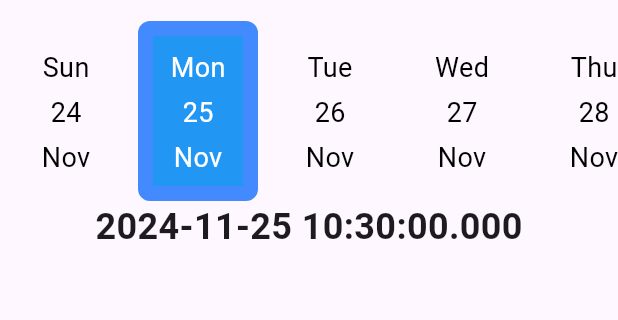
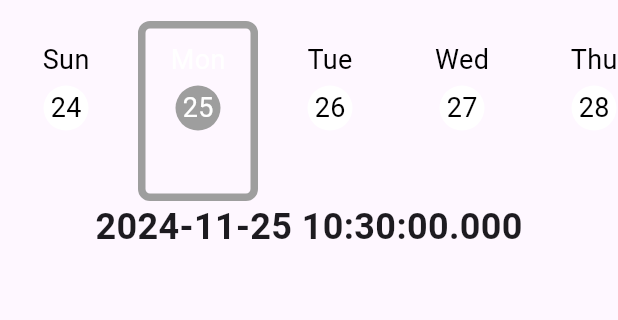
Before and after one commit to NafimAhmed/linear-calender-flutter, a Flutter app: the screen it shows after launch, after a tap on "Mon", on a phone screen of 412 x 824 dp, the part 63-383 px from its top. Run offline on Flutter 3.47's test engine with Material 3 defaults, Android fonts, the phone set to English and light mode, and no system bars; our stand-ins replace get.

Commit message:
rounded style started

```diff
--- a/example/lib/main.dart
+++ b/example/lib/main.dart
@@ -42,7 +42,7 @@ class MyApp extends StatelessWidget {
 }
 
 class Home extends StatelessWidget {
-  RxString dateTime = ''.obs;
+  Rx<DateTime> dateTime = DateTime.now().obs;
 
   @override
   Widget build(BuildContext context) {
@@ -53,18 +53,27 @@ class Home extends StatelessWidget {
       ),
       body: Column(
         children: [
+
+
+
           LinearCalendar(
-            // selectedBorderColor: Colors.green,
+
+
+
+            roundedDateStyle: true,
+            dateDuration: 60,
+             selectedBorderColor: Colors.grey,
             // unselectedBorderColor: Colors.grey,
             height: 120,
-            monthVisibility: true,
-            borderwidth: 10,
+            monthVisibility: false,
+            selectedColor: Colors.grey,
+            borderwidth: 5,
             onChanged: (DateTime value) {
               debugPrint(
                   "*****************${value}***************************");
 
-              dateTime.value = '${value}';
-            },
+              dateTime.value = value;
+            }, startDate: DateTime.now(),
 
           ),
           Center(
--- a/lib/linear_calender.dart
+++ b/lib/linear_calender.dart
@@ -6,17 +6,26 @@ import 'package:flutter/material.dart';
 import 'package:intl/intl.dart';
 
 class LinearCalendar extends StatefulWidget {
+  final DateTime startDate;
   final Color? selectedColor;
   final Color? unselectedColor;
+
+  final bool roundedDateStyle;
+
   final TextStyle? unselectedTextStyle;
   final TextStyle? selectedTextStyle;
   final Color? backgroundColor;
   final Color? selectedBorderColor;
   final Color? unselectedBorderColor;
   final double? itemWidth;
+
+  final double? dayTileWidth;
+  final double? dayTileHeight;
+
   final double? itemRadius;
   final double? borderwidth;
   final bool? monthVisibility;
+  final int dateDuration;
 
   final double? height;
 
@@ -34,7 +43,13 @@ class LinearCalendar extends StatefulWidget {
       this.itemWidth,
       this.monthVisibility,
       this.itemRadius,
-      this.borderwidth, this.selectedBorderColor, this.unselectedBorderColor});
+      this.borderwidth,
+      this.selectedBorderColor,
+      this.unselectedBorderColor,
+      required this.startDate,
+      this.dayTileWidth,
+      this.dayTileHeight,
+        this.roundedDateStyle=false, this.dateDuration=30});
 
   @override
   _LinearCalendarState createState() => _LinearCalendarState();
@@ -67,7 +82,7 @@ class _LinearCalendarState extends State<LinearCalendar> {
   @override
   Widget build(BuildContext context) {
     // Generate the next 30 days for the calendar
-    List<DateTime> dates = generateCalendarDates(DateTime.now(), 30);
+    List<DateTime> dates = generateCalendarDates(widget.startDate, widget.dateDuration);
 
     return Container(
       height: widget.height ?? 70,
@@ -96,13 +111,14 @@ class _LinearCalendarState extends State<LinearCalendar> {
               margin: const EdgeInsets.symmetric(horizontal: 4.0),
               decoration: BoxDecoration(
                 color: isSelected
-                    ? widget.selectedColor ?? Colors.blue
+                    ? widget.roundedDateStyle==false? widget.selectedColor ?? Colors.blue:widget.unselectedColor ?? Colors.transparent
                     : widget.unselectedColor ?? Colors.transparent,
                 borderRadius: BorderRadius.circular(widget.itemWidth ?? 8),
                 border: Border.all(
-                  color: isSelected ? widget.selectedBorderColor??Colors.blueAccent : widget.unselectedBorderColor??Colors.transparent,
-                  width: widget.borderwidth??1
-                ),
+                    color: isSelected
+                        ? widget.selectedBorderColor ?? Colors.blueAccent
+                        : widget.unselectedBorderColor ?? Colors.transparent,
+                    width: widget.borderwidth ?? 1),
               ),
               child: SingleChildScrollView(
                 child: Column(
@@ -122,6 +138,9 @@ class _LinearCalendarState extends State<LinearCalendar> {
                         // ),
                         ),
                     const SizedBox(height: 4),
+
+
+                    widget.roundedDateStyle==false?
                     Text(
                       date.day.toString(), // Day number (e.g. 12)
                       style: isSelected
@@ -130,6 +149,24 @@ class _LinearCalendarState extends State<LinearCalendar> {
                           : widget.unselectedTextStyle ??
                               const TextStyle(
                                   color: Colors.black, fontSize: 18),
+                    ):Container(
+                      alignment: Alignment.center,
+                      height: 30,
+                      width: 30,
+                      decoration: BoxDecoration(
+                        shape: BoxShape.circle,
+                        color: isSelected?widget.selectedColor??Colors.green:widget.unselectedColor??Colors.white,
+
+                      ),
+                      child: Text(
+                        date.day.toString(), // Day number (e.g. 12)
+                        style: isSelected
+                            ? widget.selectedTextStyle ??
+                            const TextStyle(color: Colors.white, fontSize: 18)
+                            : widget.unselectedTextStyle ??
+                            const TextStyle(
+                                color: Colors.black, fontSize: 18),
+                      ),
                     ),
 
                     //const SizedBox(height: 4),
```
Also changed, not shown: example/pubspec.lock.
